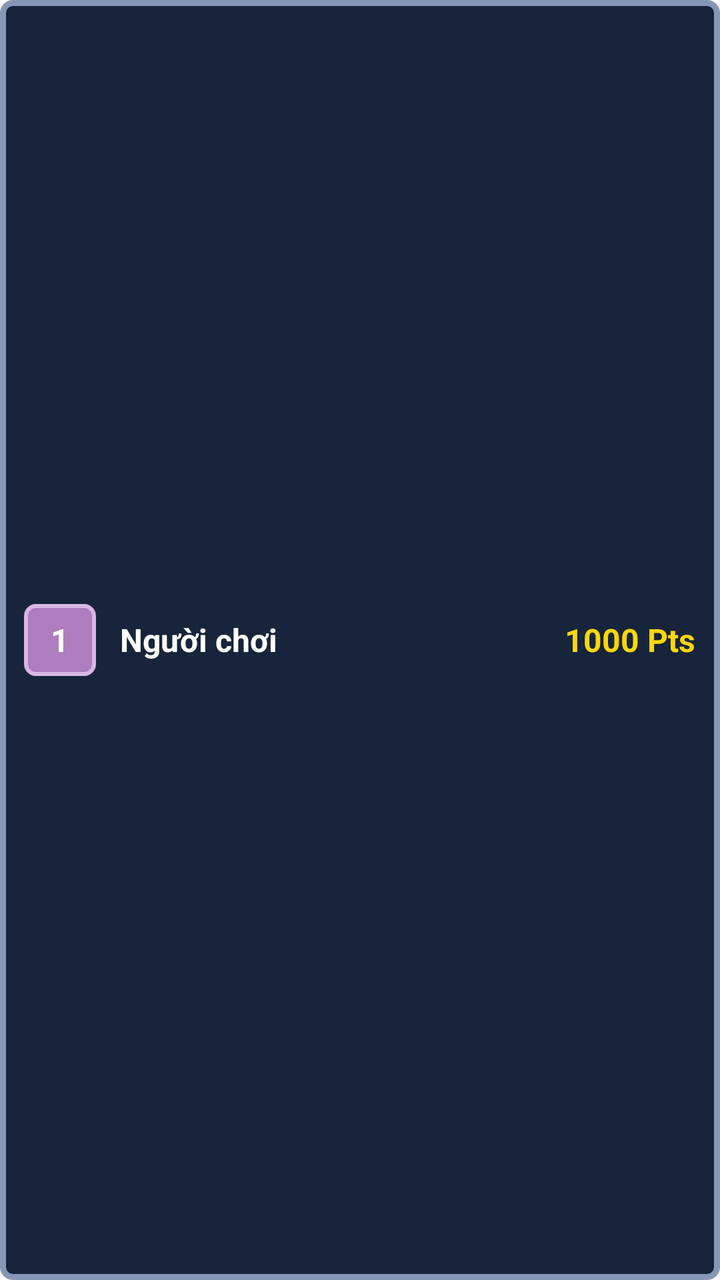
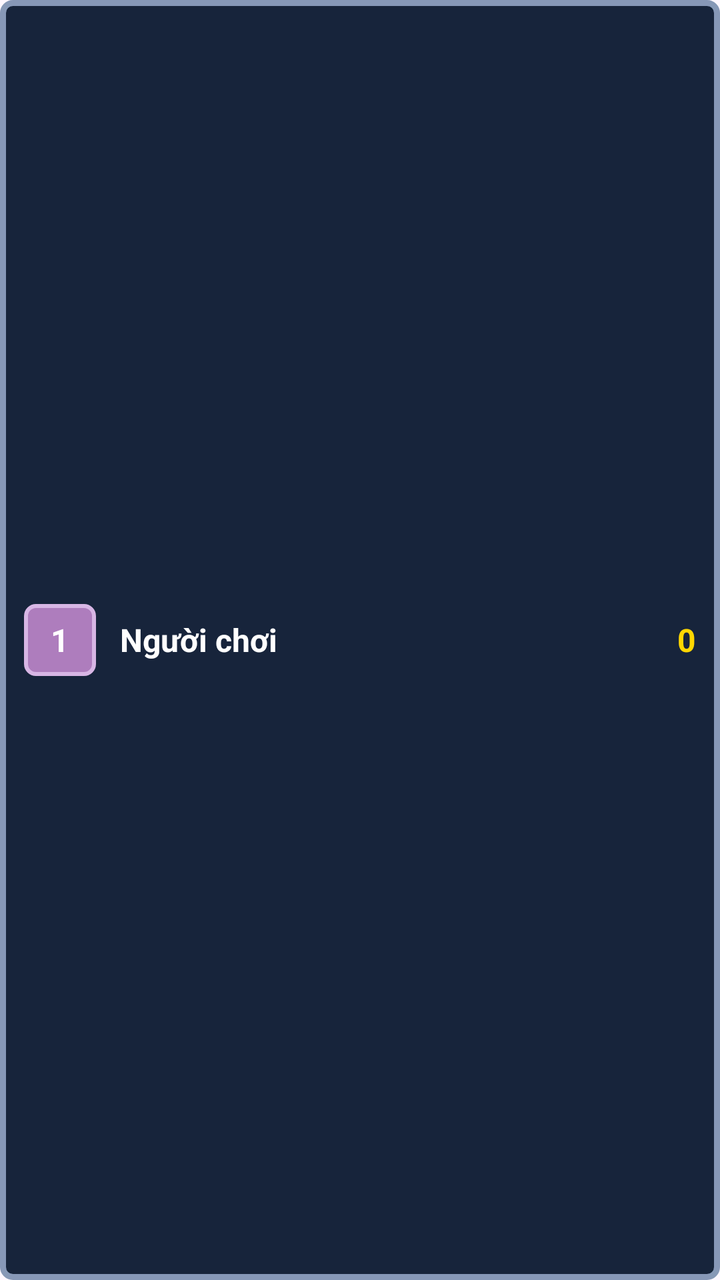

Screens rendered from an Android XML layout before and after an edit, with the pre-edit source and the edit as a unified diff.
<!-- AndroidManifest.xml: application theme Theme.ScreamShooter -->
<!-- res/layout/item_leaderboard.xml -->
<?xml version="1.0" encoding="utf-8"?>
<LinearLayout xmlns:android="http://schemas.android.com/apk/res/android"
    android:layout_width="match_parent"
    android:layout_height="wrap_content"
    android:layout_marginBottom="8dp"
    android:background="@drawable/bg_pixel_panel"
    android:gravity="center_vertical"
    android:orientation="horizontal"
    android:padding="12dp">

    <TextView
        android:id="@+id/tvRank"
        android:layout_width="36dp"
        android:layout_height="36dp"
        android:background="@drawable/bg_button_purple"
        android:gravity="center"
        android:text="1"
        android:textColor="#FFFFFF"
        android:textSize="16sp"
        android:textStyle="bold" />

    <TextView
        android:id="@+id/tvPlayerName"
        android:layout_width="0dp"
        android:layout_height="wrap_content"
        android:layout_marginStart="12dp"
        android:layout_weight="1"
        android:text="Người chơi"
        android:textColor="#FFFFFF"
        android:textSize="16sp"
        android:textStyle="bold" />

    <TextView
        android:id="@+id/tvScore"
        android:layout_width="wrap_content"
        android:layout_height="wrap_content"
        android:text="1000 Pts"
        android:textColor="#FFD700"
        android:textSize="16sp"
        android:textStyle="bold" />

</LinearLayout>
<!-- resources referenced by this layout -->
<resources>
  <!-- drawable bg_button_purple (drawable) -->
  <?xml version="1.0" encoding="utf-8"?>
  <shape xmlns:android="http://schemas.android.com/apk/res/android">
      <solid android:color="#AE7DBD" />
      <corners android:radius="5dp" />
      <stroke
          android:width="2dp"
          android:color="#D8B6E5" />
  </shape>
  <!-- drawable bg_pixel_panel (drawable) -->
  <?xml version="1.0" encoding="utf-8"?>
  <shape xmlns:android="http://schemas.android.com/apk/res/android">
      <solid android:color="#17243B" />
      <corners android:radius="5dp" />
      <stroke
          android:width="3dp"
          android:color="#8798B7" />
  </shape>
  <style name="Theme.ScreamShooter" parent="Base.Theme.ScreamShooter" />
  <style name="Base.Theme.ScreamShooter" parent="Theme.Material3.DayNight.NoActionBar">
          
          
      </style>
</resources>

<!-- the commit's change to res/layout/item_leaderboard.xml (unified diff, before → after) -->
@@ -25,7 +25,7 @@
         android:layout_height="wrap_content"
         android:layout_marginStart="12dp"
         android:layout_weight="1"
-        android:text="Người chơi"
+        android:text="@string/player_placeholder"
         android:textColor="#FFFFFF"
         android:textSize="16sp"
         android:textStyle="bold" />
@@ -34,7 +34,7 @@
         android:id="@+id/tvScore"
         android:layout_width="wrap_content"
         android:layout_height="wrap_content"
-        android:text="1000 Pts"
+        android:text="0"
         android:textColor="#FFD700"
         android:textSize="16sp"
         android:textStyle="bold" />
<!-- resource entries referenced after the edit -->
@@ -18,6 +18,7 @@
           android:width="3dp"
           android:color="#8798B7" />
   </shape>
+  <string name="player_placeholder">Người chơi</string>
   <style name="Theme.ScreamShooter" parent="Base.Theme.ScreamShooter" />
   <style name="Base.Theme.ScreamShooter" parent="Theme.Material3.DayNight.NoActionBar">
           
